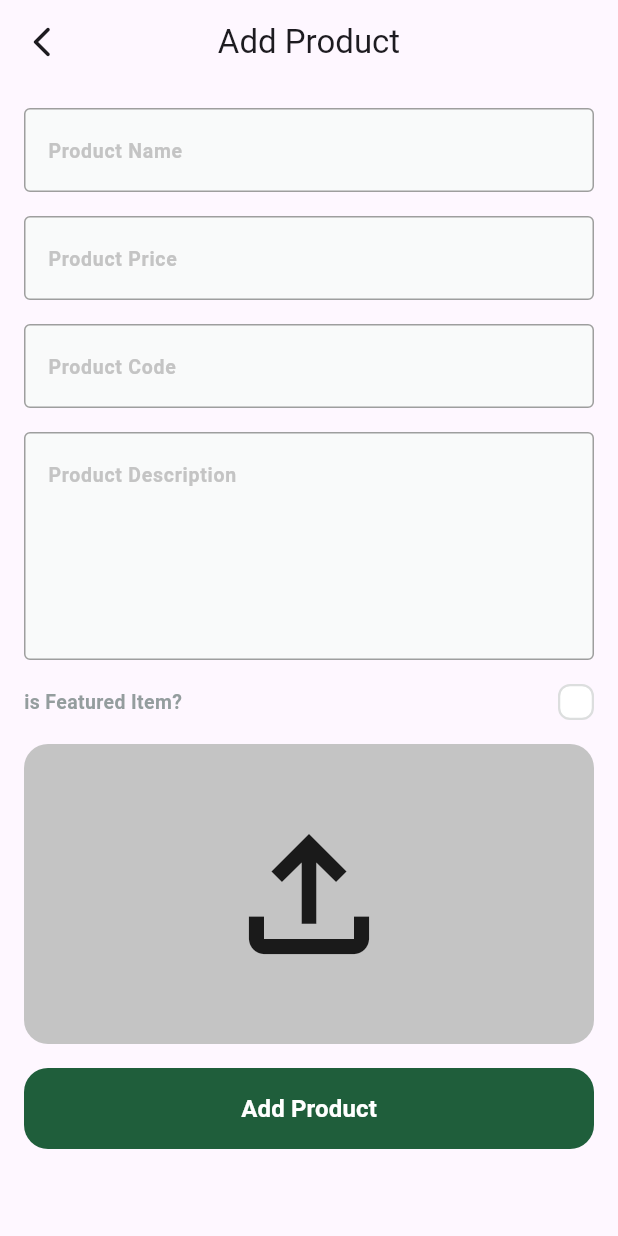
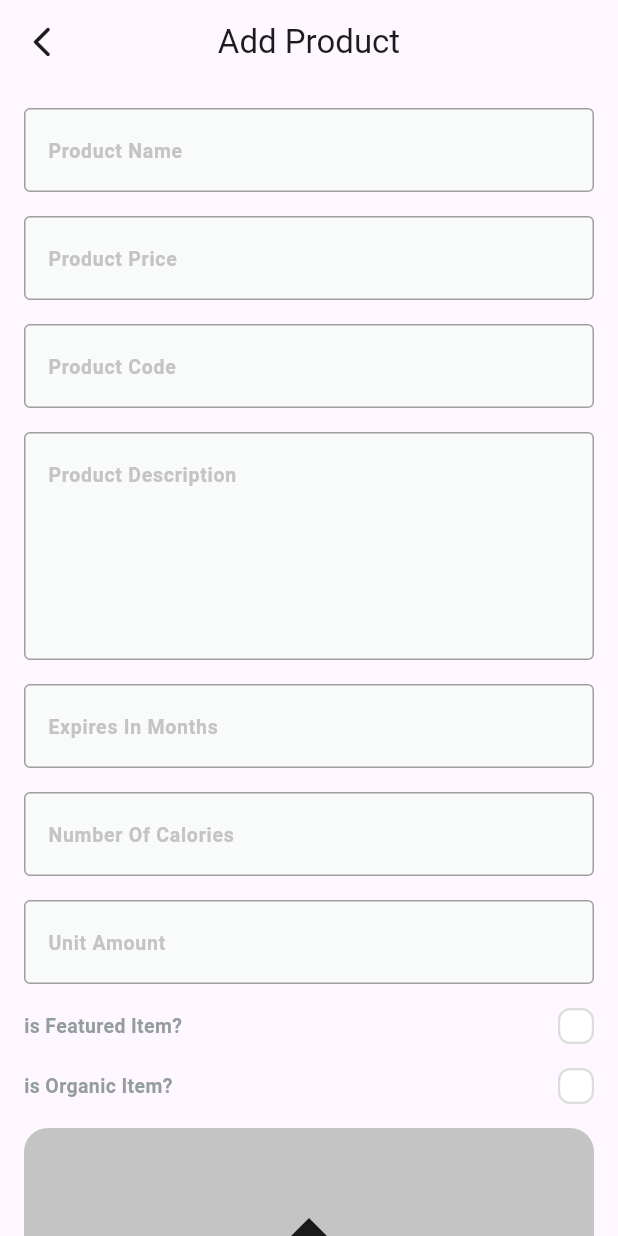
Before and after one commit to HishamElnemr/e-commerce-dashboard, a Flutter app: the AddProductView screen opened by its route, on a phone screen of 412 x 824 dp. Run offline on Flutter 3.47's test engine with Material 3 defaults, Android fonts, the phone set to English and light mode, and no system bars; drawn by our look-alikes of modal_progress_hud_nsn, skeletonizer; our stand-ins replace cloud_firestore, dartz, firebase_core, firebase_storage, flutter_bloc, get_it and 1 more; accounts and stored records are empty.

Commit message:
Enhance AddProduct feature: add new fields for product details, update input model and UI components for better data handling

```diff
--- a/lib/features/add_product/domain/entities/add_product_entity_input.dart
+++ b/lib/features/add_product/domain/entities/add_product_entity_input.dart
@@ -12,6 +12,8 @@ class AddProductEntityInput {
   final bool isOrganic;
   final int numberOfCalories;
   final int unitAmount;
+  final num averageRating = 0.0;
+  final num ratingCount = 0;
   AddProductEntityInput({
     required this.name,
     required this.price,
@@ -20,7 +22,7 @@ class AddProductEntityInput {
     required this.image,
     required this.isFeatured,
     required this.expiresInMonths,
-    required this.isOrganic,
+    this.isOrganic = false,
     required this.numberOfCalories,
     required this.unitAmount,
     this.imageUrl,
--- a/lib/features/add_product/presentation/views/widgets/add_product_view_body.dart
+++ b/lib/features/add_product/presentation/views/widgets/add_product_view_body.dart
@@ -19,7 +19,9 @@ class AddProductViewBody extends StatefulWidget {
 class _AddProductViewBodyState extends State<AddProductViewBody> {
   late String name, code, description;
   late num price;
+  late int expiresInMonths, numberOfCalories, unitAmount;
   bool? isFeatured = false;
+  bool? isOrganic = false;
   File? fileImage;
   final formKey = GlobalKey<FormState>();
   @override
@@ -65,11 +67,44 @@ class _AddProductViewBodyState extends State<AddProductViewBody> {
                 },
               ),
               const SizedBox(height: 16),
+              CustomTextFormField(
+                hitText: 'Expires In Months',
+                keyboardType: TextInputType.number,
+                onSaved: (p0) {
+                  expiresInMonths = int.parse(p0!);
+                },
+              ),
+              const SizedBox(height: 16),
+              CustomTextFormField(
+                hitText: 'Number Of Calories',
+                keyboardType: TextInputType.number,
+                onSaved: (p0) {
+                  numberOfCalories = int.parse(p0!);
+                },
+              ),
+              const SizedBox(height: 16),
+              CustomTextFormField(
+                hitText: 'Unit Amount',
+                keyboardType: TextInputType.number,
+                onSaved: (p0) {
+                  unitAmount = int.parse(p0!);
+                },
+              ),
+              const SizedBox(height: 16),
               IsFeaturedCheckBox(
                 onChanged: (value) {
                   isFeatured = value;
                 },
+                text: 'is Featured Item?',
               ),
+              const SizedBox(height: 16),
+              IsFeaturedCheckBox(
+                onChanged: (value) {
+                  isOrganic = value;
+                },
+                text: 'is Organic Item?',
+              ),
+
               const SizedBox(height: 16),
               ImageField(
                 onFileChanged: (image) {
@@ -89,6 +124,10 @@ class _AddProductViewBodyState extends State<AddProductViewBody> {
                         isFeatured: isFeatured!,
                         image: fileImage!,
                         name: name,
+                        expiresInMonths: expiresInMonths,
+                        isOrganic: isOrganic!,
+                        numberOfCalories: numberOfCalories,
+                        unitAmount: unitAmount,
                       );
                       context.read<AddProductCubit>().addProduct(input);
                     }
--- a/lib/features/add_product/presentation/views/widgets/is_featured_check_box.dart
+++ b/lib/features/add_product/presentation/views/widgets/is_featured_check_box.dart
@@ -5,7 +5,8 @@ import '../../../../../core/utils/app_text_styles.dart';
 import 'custom_check_box.dart';
 
 class IsFeaturedCheckBox extends StatefulWidget {
-  const IsFeaturedCheckBox({super.key, required this.onChanged});
+  const IsFeaturedCheckBox({super.key, required this.onChanged, required this.text});
+  final String text;
 
   final ValueChanged<bool> onChanged;
   @override
@@ -22,7 +23,7 @@ class _IsFeaturedCheckBoxState extends State<IsFeaturedCheckBox> {
           TextSpan(
             children: [
               TextSpan(
-                text: 'is Featured Item?',
+                text: widget.text,
                 style: TextStyles.semiBold13.copyWith(
                   color: const Color(0xFF949D9E),
                 ),
```
Also changed, not shown: lib/features/add_product/data/models/add_product_input_model.dart (+18 -0 lines).
